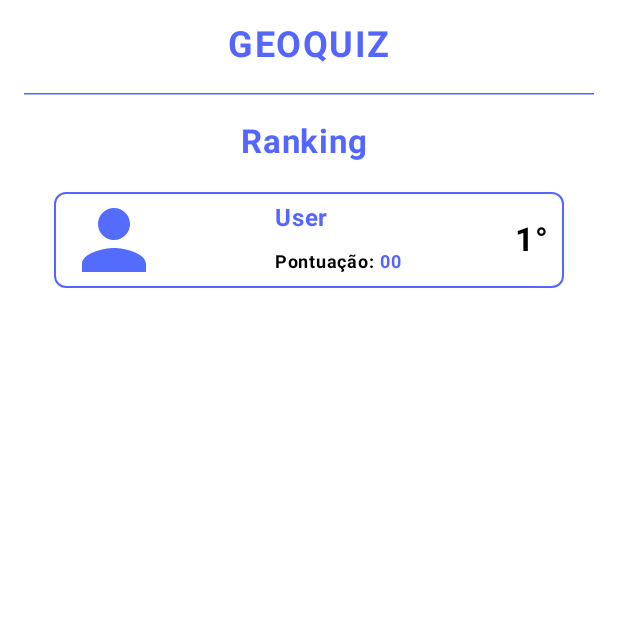
After one commit to julia-tatim/Geoquiz, an Android app built with Jetpack Compose: the Ranking screen opened directly, with no data from a screen before it, on a phone screen of 412 x 824 dp, the top half of it. The commit adds this screen. Run offline under Robolectric (Android 15) with nearby library versions, the phone set to English and light mode, and no system bars.

Commit message:
Layout Ranking

```diff
--- a/app/src/main/AndroidManifest.xml
+++ b/app/src/main/AndroidManifest.xml
@@ -13,9 +13,13 @@
         android:theme="@style/Theme.Quiz"
         tools:targetApi="31">
         <activity
+            android:name=".Ranking"
+            android:exported="false"
+            android:label="@string/title_activity_ranking"
+            android:theme="@style/Theme.Quiz" />
+        <activity
             android:name=".MainActivity"
             android:exported="true"
-            android:label="@string/app_name"
             android:theme="@style/Theme.Quiz">
             <intent-filter>
                 <action android:name="android.intent.action.MAIN" />
--- /dev/null
+++ b/app/src/main/java/com/example/quiz/Ranking.kt
@@ -0,0 +1,130 @@
+package com.example.quiz
+
+import android.os.Bundle
+import androidx.activity.ComponentActivity
+import androidx.activity.compose.setContent
+import androidx.activity.enableEdgeToEdge
+import androidx.compose.foundation.Image
+import androidx.compose.foundation.background
+import androidx.compose.foundation.border
+import androidx.compose.foundation.layout.Arrangement
+import androidx.compose.foundation.layout.Column
+import androidx.compose.foundation.layout.Row
+import androidx.compose.foundation.layout.fillMaxSize
+import androidx.compose.foundation.layout.fillMaxWidth
+import androidx.compose.foundation.layout.padding
+import androidx.compose.foundation.shape.RoundedCornerShape
+import androidx.compose.material3.HorizontalDivider
+import androidx.compose.material3.Text
+import androidx.compose.runtime.Composable
+import androidx.compose.ui.Alignment
+import androidx.compose.ui.Modifier
+import androidx.compose.ui.graphics.Color
+import androidx.compose.ui.layout.ContentScale
+import androidx.compose.ui.res.painterResource
+import androidx.compose.ui.text.font.FontWeight
+import androidx.compose.ui.tooling.preview.Preview
+import androidx.compose.ui.unit.dp
+import androidx.compose.ui.unit.sp
+import com.example.quiz.ui.theme.QuizTheme
+
+class Ranking : ComponentActivity() {
+    override fun onCreate(savedInstanceState: Bundle?) {
+        super.onCreate(savedInstanceState)
+        enableEdgeToEdge()
+        setContent {
+            QuizTheme {
+                TelaRanking()
+                }
+            }
+        }
+    }
+
+@Composable
+fun TelaRanking(){
+    Column(
+        modifier = Modifier
+            .fillMaxSize()
+            .background(Color.White)
+            .padding(16.dp),
+        horizontalAlignment = Alignment.CenterHorizontally,
+        verticalArrangement = Arrangement.Top
+    ) {
+        Text(
+            text = "GEOQUIZ",
+            color = Color(0xFF5566FF),
+            fontWeight = FontWeight.Bold,
+            fontSize = 24.sp,
+            letterSpacing = 1.sp
+        )
+        HorizontalDivider(
+            thickness = 1.dp,
+            color = Color(0xFF5566FF),
+            modifier = Modifier.padding(vertical = 18.dp)
+        )
+        Text(
+            text = "Ranking ",
+            fontWeight = FontWeight.Bold,
+            color = Color(0xFF5566FF),
+            fontSize = 22.sp
+        )
+        Row (
+            modifier = Modifier
+                .fillMaxWidth()
+                .padding(vertical = 20.dp, horizontal = 20.dp)
+                .border(
+                    width = 1.dp, // Largura da borda
+                    color = Color(0xFF5566FF), // Cor da borda
+                    shape = RoundedCornerShape(8.dp) // Forma arredondada
+                ),
+            horizontalArrangement = Arrangement.SpaceBetween,
+            verticalAlignment = Alignment.CenterVertically
+        ) {
+            Image(
+                painter = painterResource(id = R.drawable.person),
+                contentDescription = "Icon",
+                contentScale = ContentScale.FillWidth,
+                modifier = Modifier
+                    .padding(start = 8.dp)
+            )
+            Column {
+                Text(
+                    text = "User",
+                    fontWeight = FontWeight.Bold,
+                    color = Color(0xFF5566FF),
+                    fontSize = 16.sp,
+                    modifier = Modifier
+                        .padding(bottom = 5.dp)
+                )
+                Row {
+                    Text(
+                        text = "Pontuação: ",
+                        fontWeight = FontWeight.Bold,
+                        color = Color.Black,
+                        fontSize = 12.sp
+                    )
+                    Text(
+                        text = "00",
+                        fontWeight = FontWeight.Bold,
+                        color = Color(0xFF5566FF),
+                        fontSize = 12.sp
+                    )
+                }
+            }
+            Text(
+                text = "1°",
+                fontWeight = FontWeight.Bold,
+                color = Color.Black,
+                fontSize = 22.sp,
+                modifier = Modifier
+                    .padding(end = 10.dp)
+            )
+        }
+    }
+}
+
+@Preview
+@Composable
+fun TelaRankingPreview(){
+    TelaRanking()
+}
--- /dev/null
+++ b/app/src/main/res/drawable/person.xml
@@ -0,0 +1,5 @@
+<vector xmlns:android="http://schemas.android.com/apk/res/android" android:height="64dp" android:tint="#546CFC" android:viewportHeight="24" android:viewportWidth="24" android:width="64dp">
+
+    <path android:fillColor="@android:color/white" android:pathData="M12,12c2.21,0 4,-1.79 4,-4s-1.79,-4 -4,-4 -4,1.79 -4,4 1.79,4 4,4zM12,14c-2.67,0 -8,1.34 -8,4v2h16v-2c0,-2.66 -5.33,-4 -8,-4z"/>
+
+</vector>
--- a/app/src/main/res/values/strings.xml
+++ b/app/src/main/res/values/strings.xml
@@ -1,3 +1,4 @@
 <resources>
     <string name="app_name">Quiz</string>
+    <string name="title_activity_ranking">Ranking</string>
 </resources>
```
